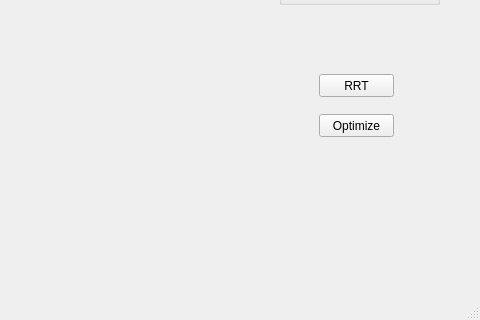
yissac/project2, file src/mainwindow.ui: the form before one commit; both pictures show x 441 to 921 and y 253 to 573 of the 921 by 573 pixel window.
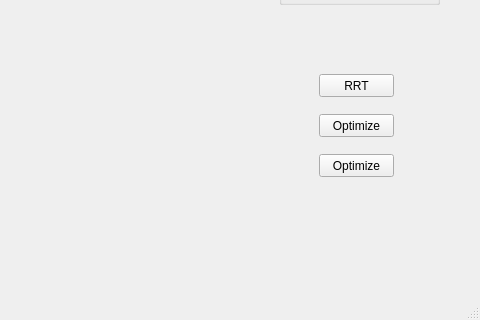
The form after the commit. Custom widgets are drawn as their Qt base class.

```diff
--- a/src/mainwindow.ui
+++ b/src/mainwindow.ui
@@ -167,6 +167,19 @@
      <string>Optimize</string>
     </property>
    </widget>
+   <widget class="QPushButton" name="optButton_2">
+    <property name="geometry">
+     <rect>
+      <x>760</x>
+      <y>390</y>
+      <width>75</width>
+      <height>23</height>
+     </rect>
+    </property>
+    <property name="text">
+     <string>Optimize</string>
+    </property>
+   </widget>
   </widget>
   <widget class="QMenuBar" name="menuBar">
    <property name="geometry">
```
Left out of the diff: 2 changed lines with no effect on the pictures.
